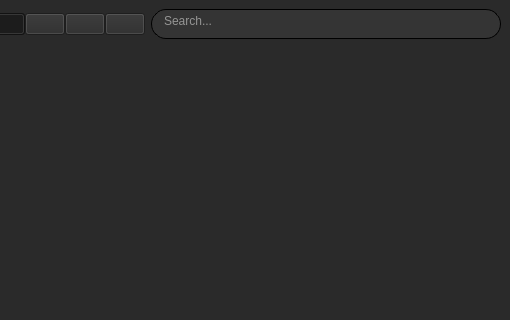
This is ui/ui_setups/manager_window.ui in AnthonySTZ/AssetManager as Qt 5 draws it before an edit; both pictures show x 550 to 1060 and y 0 to 320 of the 1060 by 602 pixel window. The edited form follows.
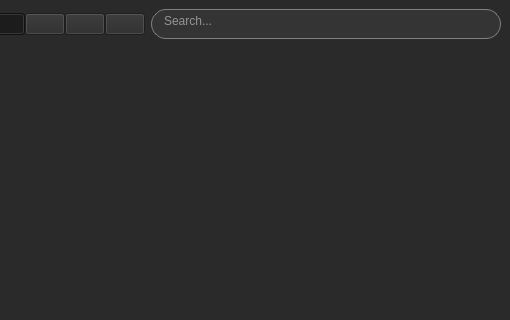
This is the edited form. Icons and pictures are not drawn.

```diff
--- a/ui/ui_setups/manager_window.ui
+++ b/ui/ui_setups/manager_window.ui
@@ -41,7 +41,7 @@
 
 	color: rgb(246, 245, 244);
 	background-color: rgb(52, 52, 52);
-	border : 1px solid black;
+	border : 1px solid grey;
 	border-radius: 15px;
 	padding-left : 8px;
 
```
